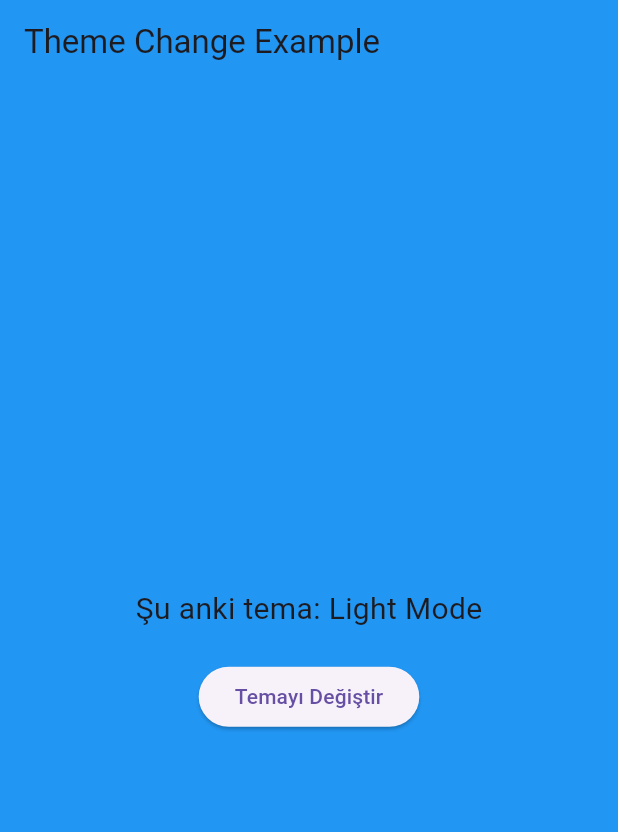
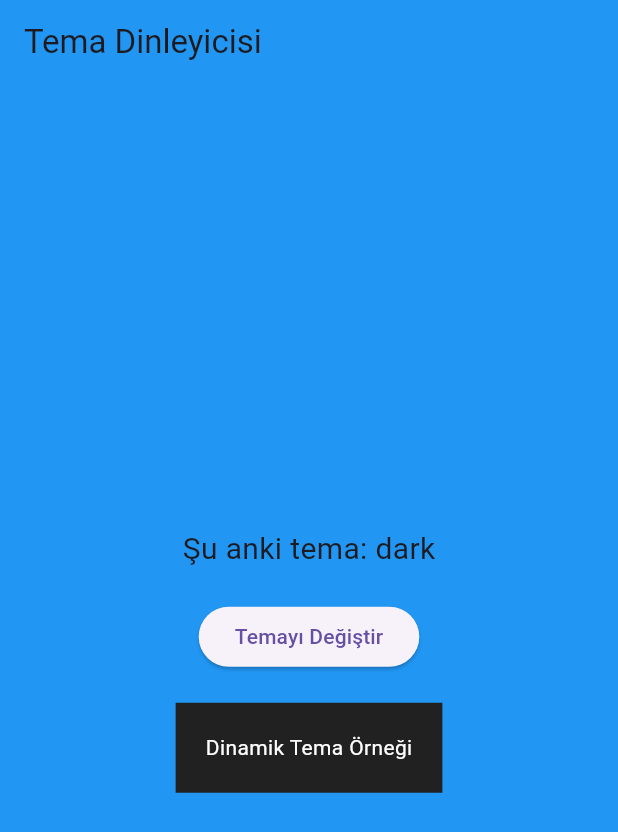
Before and after one commit to cuneytaykac/Flutter-Method-Channel---Theme-Change, a Flutter app: the screen it shows after launch, after a tap on "Temayı Değiştir", on a phone screen of 412 x 824 dp. Shown: the top 832 px of the screen. Run offline on Flutter 3.47's test engine with Material 3 defaults, Android fonts, the phone set to English and light mode, and no system bars.

Commit message:
Theme Manager sınıfına listener eklenildi.

```diff
--- a/lib/main.dart
+++ b/lib/main.dart
@@ -1,7 +1,5 @@
-import 'dart:developer';
-
 import 'package:flutter/material.dart';
-import 'package:flutter/services.dart';
+import 'package:method_channel_example/manager/theme_manager.dart';
 
 void main() {
   runApp(const MyApp());
@@ -14,82 +12,80 @@ class MyApp extends StatelessWidget {
   Widget build(BuildContext context) {
     return MaterialApp(
       title: 'Flutter Demo',
-      theme: ThemeData(
-        primarySwatch: Colors.blue,
-      ),
-      home: const ThemeChangePage(),
+      theme: ThemeManager.instance.getThemeData(),
+      home: ThemeListenerWidget(),
     );
   }
 }
 
-class ThemeChangePage extends StatefulWidget {
-  const ThemeChangePage({super.key});
+class ThemeListenerWidget extends StatefulWidget {
+  const ThemeListenerWidget({super.key});
 
   @override
-  State<ThemeChangePage> createState() => _ThemeChangePageState();
+  _ThemeListenerWidgetState createState() => _ThemeListenerWidgetState();
 }
 
-class _ThemeChangePageState extends State<ThemeChangePage> {
-  String _mode = "light";
-  static const platform = MethodChannel('com.method_channel_example/theme');
+class _ThemeListenerWidgetState extends State<ThemeListenerWidget> {
+  // ThemeManager'ın mevcut tema durumunu takip et
+  ThemeMode _currentTheme = ThemeManager.instance.currentThemeMode;
 
-  Future<void> _changeTheme() async {
-    // Eğer şu anki mod "light" ise "dark", "dark" ise "light" olarak değişecek
-    String newThemeMode = _mode == "light" ? "dark" : "light";
+  @override
+  void initState() {
+    super.initState();
+    // ThemeManager'ın tema değişikliklerini dinle
+    _listenToThemeChanges();
+  }
 
-    // Debug için geçerli mod bilgisini logla
-    log('Mevcut mod: $_mode');
-    log('Yeni mod: $newThemeMode');
-
-    try {
-      // Method channel üzerinden tema değişikliği isteği gönder
-      final result = await platform.invokeMethod('changeTheme', newThemeMode);
-
-      // Gelen sonucu logla
-      log('Native taraftan gelen sonuç: $result');
-
-      // State'i güncelle
+  void _listenToThemeChanges() {
+    // Tema değişikliği olduğunda state'i güncelle
+    ThemeManager.instance.addListener(() {
       setState(() {
-        _mode = result;
+        _currentTheme = ThemeManager.instance.currentThemeMode;
       });
-    } on PlatformException catch (e) {
-      // Herhangi bir hata durumunda konsola hata mesajını yazdır
-      print('Tema değişikliği hatası: ${e.message}');
-    }
+    });
   }
 
   @override
   Widget build(BuildContext context) {
-    return MaterialApp(
-      // Tema moduna göre tema ayarla
-      theme: _mode == 'light'
-          ? ThemeData.light().copyWith(
-              scaffoldBackgroundColor: Colors.blue,
-              appBarTheme: const AppBarTheme(color: Colors.blue),
-            )
-          : ThemeData.dark().copyWith(
-              scaffoldBackgroundColor: Colors.red,
-              appBarTheme: const AppBarTheme(color: Colors.red),
-            ),
-      home: Scaffold(
+    return Scaffold(
       appBar: AppBar(
-          title: const Text('Theme Change Example'),
+        title: Text('Tema Dinleyicisi'),
       ),
       body: Center(
         child: Column(
           mainAxisAlignment: MainAxisAlignment.center,
           children: [
+            // Anlık tema bilgisini göster
             Text(
-                'Şu anki tema: ${_mode == 'dark' ? 'Dark Mode' : 'Light Mode'}',
-                style: const TextStyle(fontSize: 20),
+              'Şu anki tema: ${_currentTheme.name}',
+              style: TextStyle(fontSize: 20),
             ),
-              const SizedBox(height: 20),
+            SizedBox(height: 20),
+            // Tema değiştirme butonu
             ElevatedButton(
-                onPressed: _changeTheme,
-                child: const Text('Temayı Değiştir'),
+              onPressed: () {
+                ThemeManager.instance.toggleTheme();
+              },
+              child: Text('Temayı Değiştir'),
             ),
+            SizedBox(height: 20),
+            // Tema durumuna göre farklı widget gösterimi
+            AnimatedContainer(
+              duration: Duration(milliseconds: 300),
+              color: _currentTheme == ThemeMode.light
+                  ? Colors.blue.shade100
+                  : Colors.grey.shade900,
+              padding: EdgeInsets.all(20),
+              child: Text(
+                'Dinamik Tema Örneği',
+                style: TextStyle(
+                  color: _currentTheme == ThemeMode.light
+                      ? Colors.black
+                      : Colors.white,
+                ),
+              ),
+            )
           ],
-          ),
         ),
       ),
     );
--- a/lib/manager/theme_manager.dart
+++ b/lib/manager/theme_manager.dart
@@ -16,8 +16,21 @@ class ThemeManager {
   // Current theme mode
   ThemeMode _currentThemeMode = ThemeMode.light;
 
+  // Listener mekanizması için
+  final List<VoidCallback> _listeners = [];
+
   // Getter for current theme mode
   ThemeMode get currentThemeMode => _currentThemeMode;
+
+  // Listener ekleme metodu
+  void addListener(VoidCallback listener) {
+    _listeners.add(listener);
+  }
+
+  // Listener çıkarma metodu
+  void removeListener(VoidCallback listener) {
+    _listeners.remove(listener);
+  }
 
   // Theme change method
   Future<void> toggleTheme() async {
@@ -34,6 +47,11 @@ class ThemeManager {
           newThemeMode == 'dark' ? ThemeMode.dark : ThemeMode.light;
 
       log('Tema değiştirildi: $newThemeMode');
+
+      // Tema değiştiğinde tüm listener'ları çağır
+      for (var listener in _listeners) {
+        listener();
+      }
     } on PlatformException catch (e) {
       log('Tema değişikliği hatası: ${e.message}');
     }
@@ -51,7 +69,4 @@ class ThemeManager {
             appBarTheme: const AppBarTheme(color: Colors.red),
           );
   }
-
-  // Check if current theme is dark
-  bool get isDarkMode => _currentThemeMode == ThemeMode.dark;
 }
```
Lines whose indentation alone changed are shown as unchanged.
